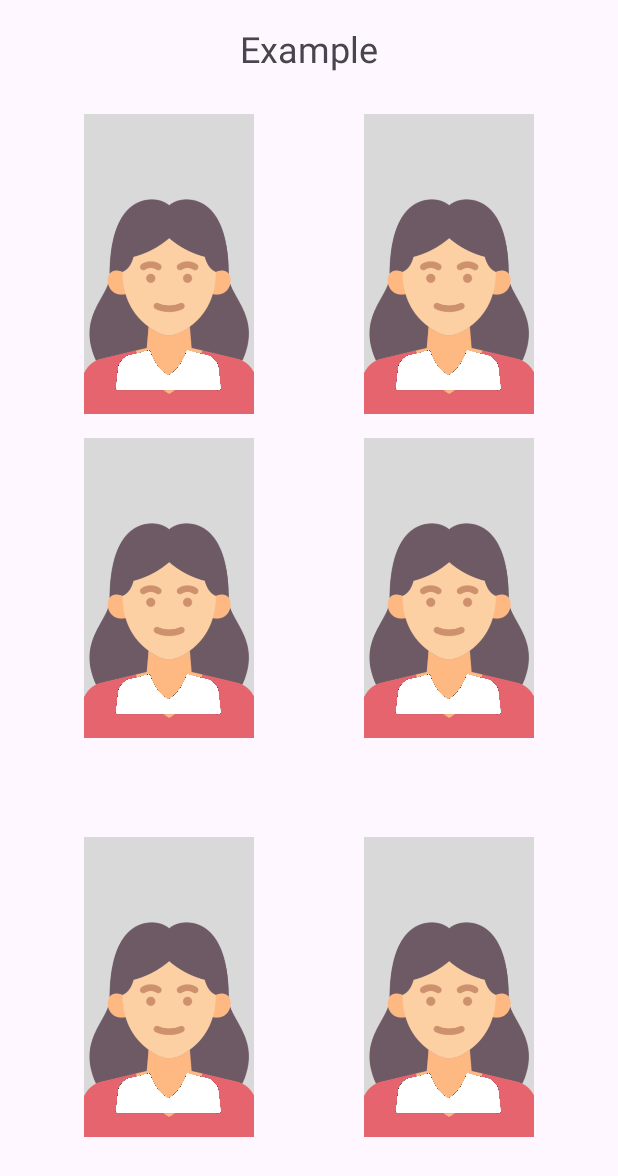
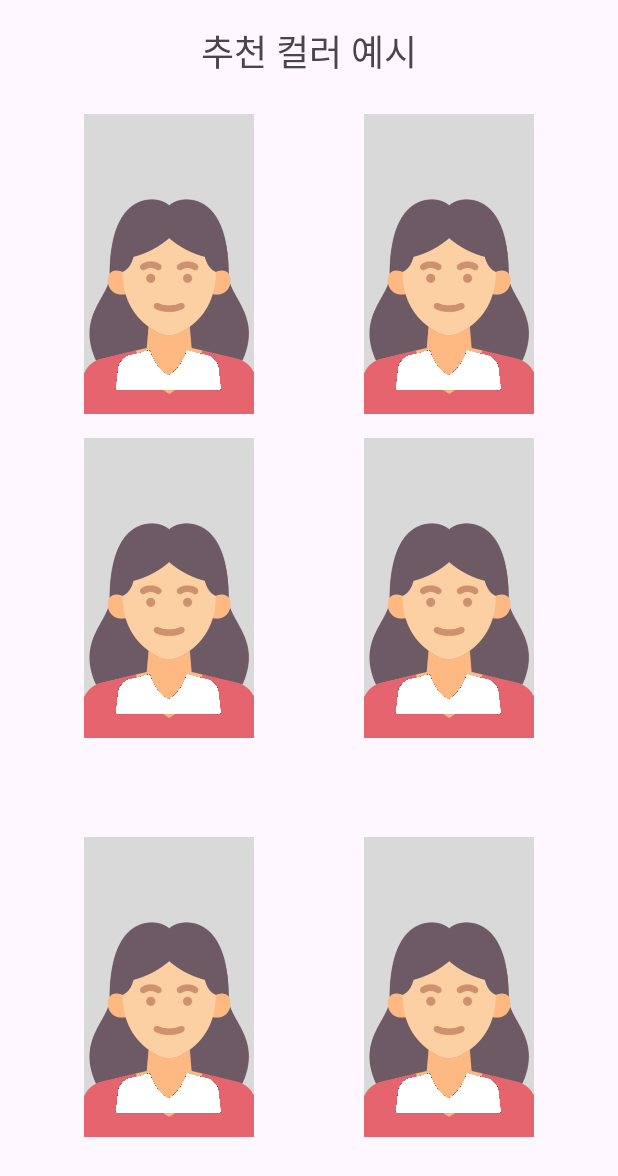
Before and after one commit to chohc/PersonalColor, an Android app: the layout dialog_result.xml on its own in the app's theme, with its tools: preview values and no code run, on a phone screen of 412 x 824 dp. Shown: the top 1176 px of the screen. Run offline under Robolectric (Android 15) with nearby library versions, the phone set to English and light mode, and no system bars.

Commit message:
결과페이지 팝업 수정

```diff
--- a/app/src/main/res/layout/dialog_result.xml
+++ b/app/src/main/res/layout/dialog_result.xml
@@ -20,7 +20,7 @@
         android:id="@+id/textView12"
         android:layout_width="wrap_content"
         android:layout_height="wrap_content"
-        android:text="Example"
+        android:text="추천 컬러 예시"
         android:textSize="24sp"
         app:layout_constraintEnd_toEndOf="parent"
         app:layout_constraintStart_toStartOf="parent"
@@ -51,14 +51,15 @@
         app:layout_constraintVertical_bias="1.0" />
 
     <!-- ImageView 2 -->
+
     <ImageView
         android:id="@+id/imageView2_dialog"
         android:layout_width="113dp"
         android:layout_height="200dp"
-        android:layout_marginStart="40dp"
-        android:layout_marginTop="16dp"
-        app:layout_constraintStart_toStartOf="parent"
-        app:layout_constraintTop_toBottomOf="@+id/imageView1_dialog"
+        android:layout_marginTop="60dp"
+        android:layout_marginEnd="40dp"
+        app:layout_constraintEnd_toEndOf="parent"
+        app:layout_constraintTop_toTopOf="parent"
         app:srcCompat="@drawable/test_person" />
 
     <ImageView
@@ -75,15 +76,15 @@
         app:layout_constraintVertical_bias="1.0" />
 
     <!-- ImageView 3 -->
+
     <ImageView
         android:id="@+id/imageView3_dialog"
         android:layout_width="113dp"
         android:layout_height="200dp"
         android:layout_marginStart="40dp"
         android:layout_marginTop="16dp"
-        app:layout_constraintBottom_toBottomOf="parent"
         app:layout_constraintStart_toStartOf="parent"
-        app:layout_constraintTop_toBottomOf="@+id/imageView2_dialog"
+        app:layout_constraintTop_toBottomOf="@+id/imageView1_dialog"
         app:srcCompat="@drawable/test_person" />
 
     <ImageView
@@ -100,15 +101,15 @@
         app:layout_constraintVertical_bias="1.0" />
 
     <!-- ImageView 4 -->
+
     <ImageView
         android:id="@+id/imageView4_dialog"
         android:layout_width="113dp"
         android:layout_height="200dp"
         android:layout_marginTop="16dp"
         android:layout_marginEnd="40dp"
-        app:layout_constraintBottom_toBottomOf="parent"
         app:layout_constraintEnd_toEndOf="parent"
-        app:layout_constraintTop_toBottomOf="@+id/imageView5_dialog"
+        app:layout_constraintTop_toBottomOf="@+id/imageView2_dialog"
         app:srcCompat="@drawable/test_person" />
 
     <ImageView
@@ -125,14 +126,16 @@
         app:layout_constraintVertical_bias="1.0" />
 
     <!-- ImageView 5 -->
+
     <ImageView
         android:id="@+id/imageView5_dialog"
         android:layout_width="113dp"
         android:layout_height="200dp"
+        android:layout_marginStart="40dp"
         android:layout_marginTop="16dp"
-        android:layout_marginEnd="40dp"
-        app:layout_constraintEnd_toEndOf="parent"
-        app:layout_constraintTop_toBottomOf="@+id/imageView6_dialog"
+        app:layout_constraintBottom_toBottomOf="parent"
+        app:layout_constraintStart_toStartOf="parent"
+        app:layout_constraintTop_toBottomOf="@+id/imageView3_dialog"
         app:srcCompat="@drawable/test_person" />
 
     <ImageView
@@ -149,14 +152,16 @@
         app:layout_constraintVertical_bias="1.0" />
 
     <!-- ImageView 6 -->
+
     <ImageView
         android:id="@+id/imageView6_dialog"
         android:layout_width="113dp"
         android:layout_height="200dp"
-        android:layout_marginTop="60dp"
+        android:layout_marginTop="16dp"
         android:layout_marginEnd="40dp"
+        app:layout_constraintBottom_toBottomOf="parent"
         app:layout_constraintEnd_toEndOf="parent"
-        app:layout_constraintTop_toTopOf="parent"
+        app:layout_constraintTop_toBottomOf="@+id/imageView4_dialog"
         app:srcCompat="@drawable/test_person" />
 
     <ImageView
```
Also changed, not shown: app/src/main/java/com/example/personalcolor/Test2Activity.kt (+22 -9 lines).
